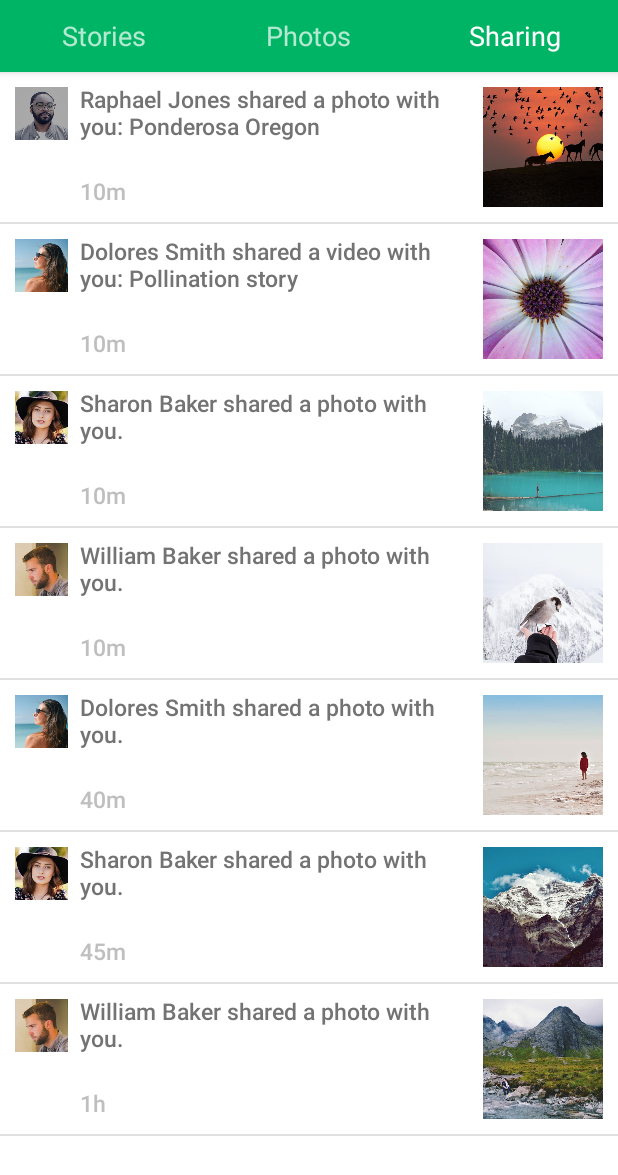
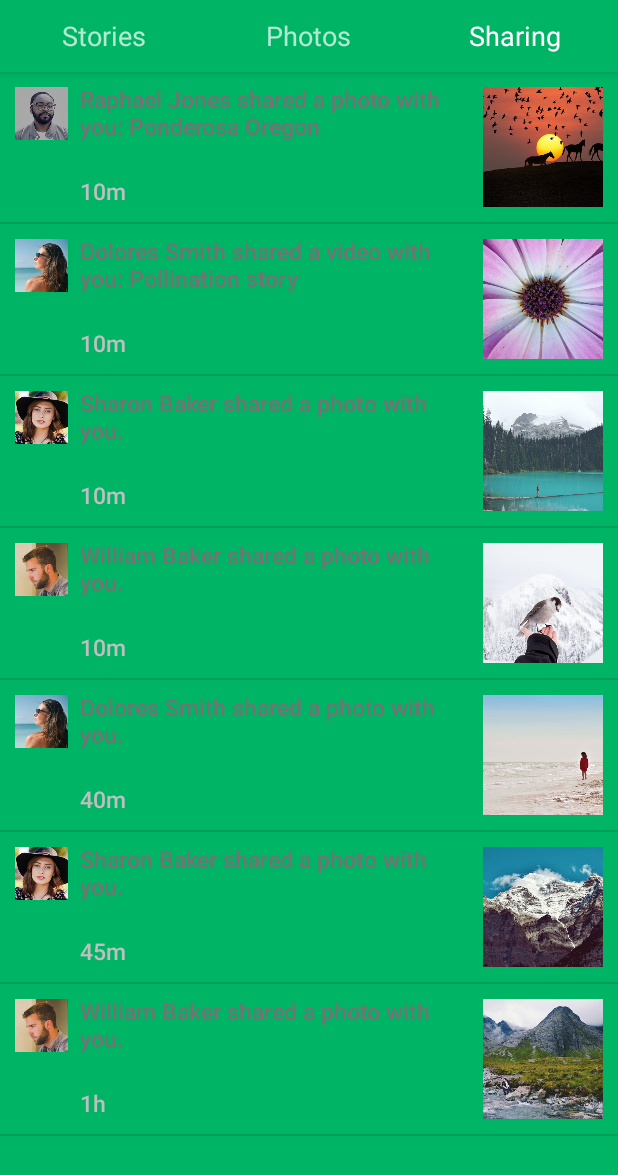
Before and after one commit to iferdelja/colored-tabs, an Android app: the screen it shows after launch (MainActivity), tab 3 chosen, on a phone screen of 412 x 824 dp. Shown: the top 1175 px of the screen. Run offline under Robolectric (Android 15) with nearby library versions, the phone set to English and light mode, and no system bars; libraries missing offline, so code that uses them is left out: com.squareup.otto; 1 statement that could not run was skipped.

Commit message:
Style update.

```diff
--- a/android/ColoredTabs/app/build.gradle
+++ b/android/ColoredTabs/app/build.gradle
@@ -24,4 +24,5 @@ dependencies {
     compile 'com.android.support:appcompat-v7:23.1.1'
     compile 'com.android.support:design:23.1.1'
     compile 'com.android.support:cardview-v7:23.1.1'
+    compile 'com.squareup:otto:1.3.8'
 }
--- a/android/ColoredTabs/app/src/main/java/com/ivanferdelja/coloredtabs/Application.java
+++ b/android/ColoredTabs/app/src/main/java/com/ivanferdelja/coloredtabs/Application.java
@@ -1,10 +1,19 @@
 package com.ivanferdelja.coloredtabs;
 
+import com.squareup.otto.Bus;
+
 public final class Application extends android.app.Application {
+
+    Bus bus;
+
     @Override
     public void onCreate() {
         super.onCreate();
 
-        FontsOverride.setDefaultFont(this, "sans-serif", "roboto-blackitalic.ttf");
+        bus = new Bus();
+    }
+
+    public Bus getBus() {
+        return bus;
     }
 }
--- a/android/ColoredTabs/app/src/main/java/com/ivanferdelja/coloredtabs/InsetLayout.java
+++ b/android/ColoredTabs/app/src/main/java/com/ivanferdelja/coloredtabs/InsetLayout.java
@@ -3,19 +3,17 @@ package com.ivanferdelja.coloredtabs;
 
 import android.content.Context;
 import android.util.AttributeSet;
-import android.util.Log;
 import android.view.WindowInsets;
 import android.widget.RelativeLayout;
 
 public class InsetLayout extends RelativeLayout {
+
     public InsetLayout(Context context, AttributeSet attrs) {
         super(context, attrs);
     }
 
     @Override
     public WindowInsets onApplyWindowInsets(WindowInsets insets) {
-
-        Log.d("coloredtabs", "windowinsets " + insets.toString());
         setPadding(getPaddingLeft(), getPaddingTop() + insets.getSystemWindowInsetTop(),
                 getPaddingRight(), getPaddingBottom());
         insets.consumeSystemWindowInsets();
--- a/android/ColoredTabs/app/src/main/java/com/ivanferdelja/coloredtabs/MainActivity.java
+++ b/android/ColoredTabs/app/src/main/java/com/ivanferdelja/coloredtabs/MainActivity.java
@@ -17,8 +17,6 @@ import android.widget.GridView;
 
 public class MainActivity extends AppCompatActivity {
 
-    // ElevationScrollControl elevationScrollControl;
-
     @Override
     protected void onCreate(Bundle savedInstanceState) {
         super.onCreate(savedInstanceState);
@@ -33,9 +31,6 @@ public class MainActivity extends AppCompatActivity {
             public void onClick(View view) {
             }
         });
-
-//        elevationScrollControl = new ElevationScrollControl();
-//        elevationScrollControl.setView(tabLayout);
 
         tabLayout.addTab(tabLayout.newTab().setText(getString(R.string.tabA)));
         tabLayout.addTab(tabLayout.newTab().setText(getString(R.string.tabB)));
@@ -159,72 +154,4 @@ public class MainActivity extends AppCompatActivity {
         }
     }
 
-//    public static class BaseListFragment extends ListFragment {
-//
-//        ElevationScrollControl esc;
-//
-//        public void setEsc(ElevationScrollControl esc) {
-//            this.esc = esc;
-//        }
-//
-//        protected void updateElevationScrollControl(final AbsListView view) {
-//            view.setOnScrollListener(new AbsListView.OnScrollListener() {
-//                @Override
-//                public void onScrollStateChanged(AbsListView absListView, int i) {
-//                }
-//
-//                @Override
-//                public void onScroll(AbsListView absListView, int i, int i1, int i2) {
-//                    View first = view.getChildAt(0);
-//                    if (first != null && esc != null) {
-//                        esc.scrollingUpdate(first.getTop() < 0);
-//                    }
-//                }
-//            });
-//        }
-//    }
-//
-
-    public static class PhotoFragment extends Fragment {
-        //ElevationScrollControl esc;
-
-//        public void setEsc(ElevationScrollControl esc) {
-//            this.esc = esc;
-//        }
-
-        @Override
-        public View onCreateView(LayoutInflater inflater, ViewGroup container, Bundle savedInstanceState) {
-            final View view = inflater.inflate(R.layout.fragment_photos, container, false);
-            final GridView gridView = (GridView) view.findViewById(R.id.grid);
-            gridView.setAdapter(new ImageAdapter(getContext()));
-            gridView.setOnScrollListener(new AbsListView.OnScrollListener() {
-                @Override
-                public void onScrollStateChanged(AbsListView absListView, int i) {
-                }
-
-                @Override
-                public void onScroll(AbsListView absListView, int i, int i1, int i2) {
-                    View first = gridView.getChildAt(0);
-//                    if (first != null && esc != null) {
-//                        esc.scrollingUpdate(first.getTop() < 0);
-//                    }
-                }
-            });
-            return view;
-        }
-    }
-
-//
-//    public class ElevationScrollControl {
-//        View view;
-//
-//        public void setView(View view) {
-//            this.view = view;
-//        }
-//
-//        public void scrollingUpdate(boolean isScrolling) {
-//            view.setElevation(isScrolling ? getResources().getDimensionPixelSize(R.dimen.elevation) : 0);
-//        }
-//    }
-
 }
--- /dev/null
+++ b/android/ColoredTabs/app/src/main/java/com/ivanferdelja/coloredtabs/PhotoFragment.java
@@ -0,0 +1,37 @@
+package com.ivanferdelja.coloredtabs;
+
+import android.os.Bundle;
+import android.support.v4.app.Fragment;
+import android.util.Log;
+import android.view.LayoutInflater;
+import android.view.View;
+import android.view.ViewGroup;
+import android.widget.AbsListView;
+import android.widget.GridView;
+
+public  class PhotoFragment extends Fragment {
+    @Override
+    public View onCreateView(LayoutInflater inflater, ViewGroup container, Bundle savedInstanceState) {
+        final View view = inflater.inflate(R.layout.fragment_photos, container, false);
+        final GridView gridView = (GridView) view.findViewById(R.id.grid);
+        gridView.setAdapter(new ImageAdapter(getContext()));
+        gridView.setOnScrollListener(new AbsListView.OnScrollListener() {
+            @Override
+            public void onScrollStateChanged(AbsListView absListView, int i) {
+            }
+
+            @Override
+            public void onScroll(AbsListView absListView, int firstVisibleItem,
+                                 int visibleItemCount, int totalItemCount) {
+//
+                Log.d("coloredtabs", "firstVisible " + firstVisibleItem + " visibleCount " + visibleItemCount
+                        + " totalCount " + totalItemCount);
+
+//                ((Application) getContext().getApplicationContext()).getBus().post(
+//                        new ContentScrollStateChange(firstVisibleItem >= totalItemCount - visibleItemCount));
+
+            }
+        });
+        return view;
+    }
+}
--- a/android/ColoredTabs/app/src/main/res/layout/fragment_photos.xml
+++ b/android/ColoredTabs/app/src/main/res/layout/fragment_photos.xml
@@ -7,8 +7,10 @@
     android:horizontalSpacing="3dp"
     android:numColumns="3"
     android:orientation="vertical"
-    android:paddingLeft="8dp"
-    android:paddingRight="8dp"
+    android:paddingLeft="@dimen/fragment_padding"
+    android:paddingRight="@dimen/fragment_padding"
+    android:paddingBottom="@dimen/fragment_bottom_padding"
+    android:clipToPadding="false"
     android:stretchMode="columnWidth"
     android:verticalSpacing="3dp">
 </GridView>
--- a/android/ColoredTabs/app/src/main/res/layout/fragment_share.xml
+++ b/android/ColoredTabs/app/src/main/res/layout/fragment_share.xml
@@ -2,6 +2,7 @@
                                         xmlns:android="http://schemas.android.com/apk/res/android"
                                         android:layout_width="match_parent"
                                         android:layout_height="match_parent"
-                                        android:background="@android:color/white"
+                                        android:clipToPadding="false"
+                                        android:paddingBottom="@dimen/fragment_bottom_padding"
 
     />
--- a/android/ColoredTabs/app/src/main/res/values/dimens.xml
+++ b/android/ColoredTabs/app/src/main/res/values/dimens.xml
@@ -8,4 +8,6 @@
     <dimen name="share_stream_divider_height">1dp</dimen>
     <dimen name="fragment_item_inset">10dp</dimen>
     <dimen name="tabbar_elevation">4dp</dimen>
+    <dimen name="fragment_padding">8dp</dimen>
+    <dimen name="fragment_bottom_padding">56dp</dimen> <!-- Navbar height 48dp + 8dp for content -->
 </resources>
--- a/android/ColoredTabs/app/src/main/res/values/styles.xml
+++ b/android/ColoredTabs/app/src/main/res/values/styles.xml
@@ -61,6 +61,8 @@
         <item name="android:layout_height">@dimen/share_item_height</item>
         <item name="android:padding">10dp</item>
         <item name="android:background">?android:attr/selectableItemBackground</item>
+        <item name="android:backgroundTint">@android:color/white</item>
+        <item name="android:backgroundTintMode">multiply</item>
         <item name="android:clickable">true</item>
     </style>
 
```
Also changed, not shown: android/ColoredTabs/app/src/main/java/com/ivanferdelja/coloredtabs/ContentScrollStateChange.java (added, +8 -0 lines), android/ColoredTabs/app/src/main/res/layout/fragment_stories.xml (+7 -4 lines), 1 other file.
